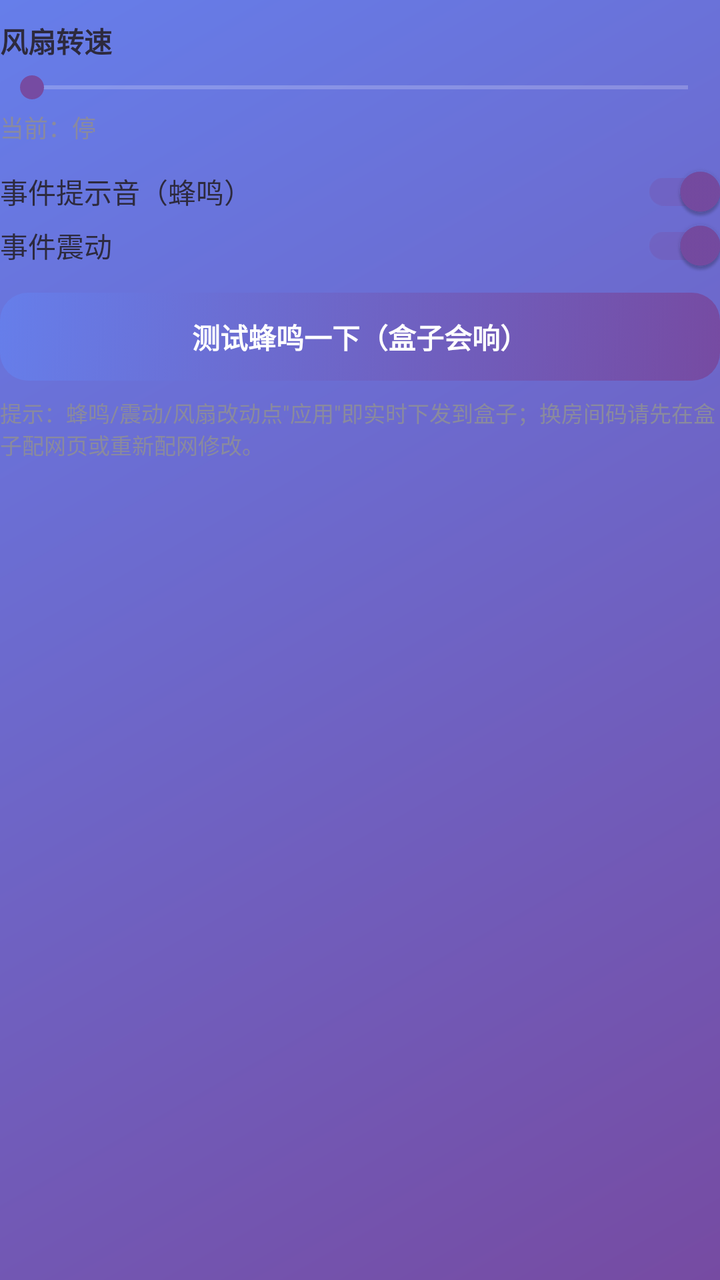
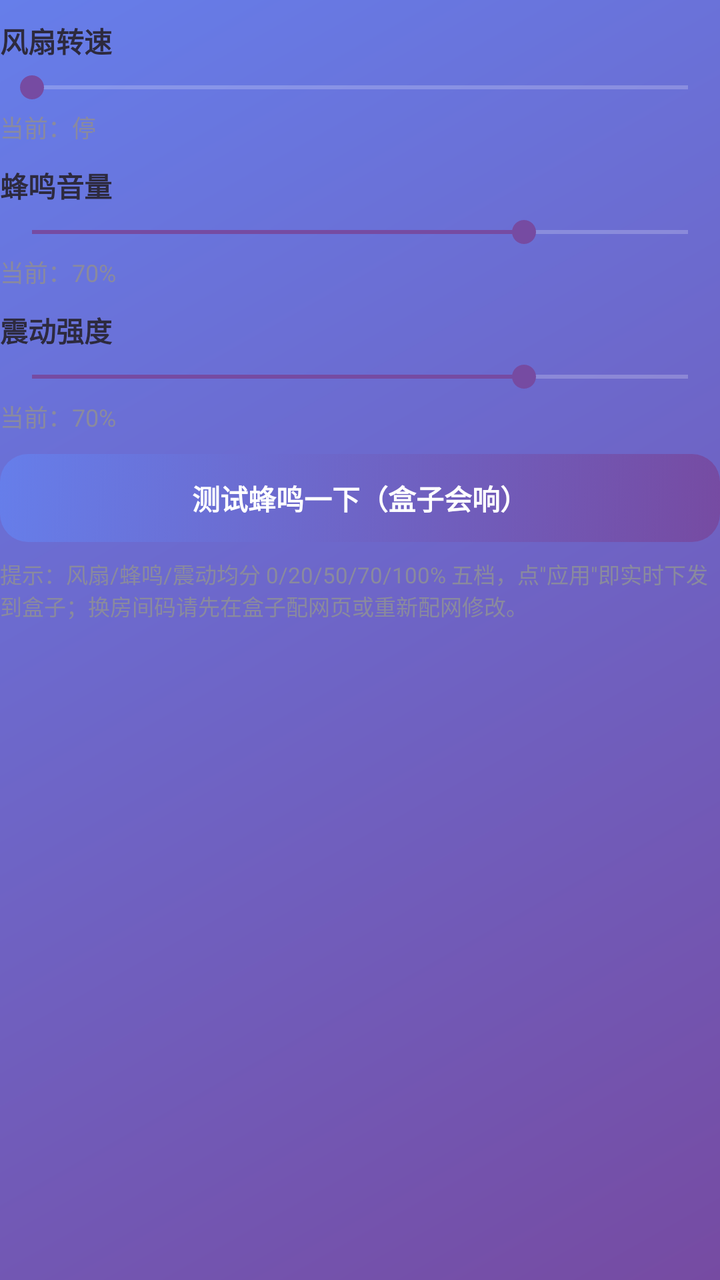

Before-and-after screenshots of an Android layout around one commit, followed by the original layout XML and the change that was made.
<!-- AndroidManifest.xml: application theme Theme.RCViewer -->
<!-- res/layout/dialog_box_settings.xml -->
<?xml version="1.0" encoding="utf-8"?>
<LinearLayout xmlns:android="http://schemas.android.com/apk/res/android"
    android:layout_width="match_parent"
    android:layout_height="wrap_content"
    android:orientation="vertical"
    android:paddingTop="6dp">

    
    <TextView
        android:layout_width="match_parent"
        android:layout_height="wrap_content"
        android:layout_marginTop="4dp"
        android:text="风扇转速"
        android:textColor="@color/ink"
        android:textSize="14sp"
        android:textStyle="bold" />

    <SeekBar
        android:id="@+id/fanSeekBar"
        android:layout_width="match_parent"
        android:layout_height="wrap_content"
        android:layout_marginTop="4dp"
        android:max="4"
        android:progress="0" />

    <TextView
        android:id="@+id/fanValueLabel"
        android:layout_width="match_parent"
        android:layout_height="wrap_content"
        android:layout_marginTop="2dp"
        android:text="当前：停"
        android:textColor="@color/sub"
        android:textSize="12sp" />

    
    <androidx.appcompat.widget.SwitchCompat
        android:id="@+id/buzzSwitch"
        android:layout_width="match_parent"
        android:layout_height="wrap_content"
        android:layout_marginTop="10dp"
        android:checked="true"
        android:text="事件提示音（蜂鸣）"
        android:textColor="@color/ink"
        android:textSize="14sp" />

    <androidx.appcompat.widget.SwitchCompat
        android:id="@+id/vibSwitch"
        android:layout_width="match_parent"
        android:layout_height="wrap_content"
        android:checked="true"
        android:text="事件震动"
        android:textColor="@color/ink"
        android:textSize="14sp" />

    
    <Button
        android:id="@+id/beepBtn"
        android:layout_width="match_parent"
        android:layout_height="44dp"
        android:layout_marginTop="10dp"
        android:background="@drawable/bg_btn_primary"
        android:stateListAnimator="@null"
        android:text="测试蜂鸣一下（盒子会响）"
        android:textColor="#FFFFFF"
        android:textStyle="bold" />

    <TextView
        android:layout_width="match_parent"
        android:layout_height="wrap_content"
        android:layout_marginTop="8dp"
        android:text="提示：蜂鸣/震动/风扇改动点&quot;应用&quot;即实时下发到盒子；换房间码请先在盒子配网页或重新配网修改。"
        android:textColor="@color/sub"
        android:textSize="11sp" />

</LinearLayout>
<!-- resources referenced by this layout -->
<resources>
  <color name="ink">#2d2a3e</color>
  <color name="sub">#8a8a9e</color>
  <!-- drawable bg_btn_primary (drawable) -->
  <?xml version="1.0" encoding="utf-8"?>
  <selector xmlns:android="http://schemas.android.com/apk/res/android">
      <item android:state_pressed="true">
          <shape>
              <gradient android:angle="315"
                  android:startColor="#5568d5" android:endColor="#6a4396" />
              <corners android:radius="14dp" />
          </shape>
      </item>
      <item>
          <shape>
              <gradient android:angle="315"
                  android:startColor="@color/brand_start" android:endColor="@color/brand_end" />
              <corners android:radius="14dp" />
          </shape>
      </item>
  </selector>
  <style name="Theme.RCViewer" parent="Theme.AppCompat.NoActionBar">
          <item name="colorPrimary">@color/brand_start</item>
          <item name="colorPrimaryDark">@color/brand_deep</item>
          <item name="colorAccent">@color/brand_end</item>
          <item name="android:statusBarColor">@color/brand_deep</item>
          <item name="android:windowBackground">@drawable/bg_gradient</item>
          <item name="android:textColorHint">#9a97ad</item>
      </style>
  <color name="brand_start">#667eea</color>
  <color name="brand_end">#764ba2</color>
  <color name="brand_deep">#5a63d6</color>
  <!-- drawable bg_gradient (drawable) -->
  <?xml version="1.0" encoding="utf-8"?>
  <shape xmlns:android="http://schemas.android.com/apk/res/android">
      <gradient
          android:angle="315"
          android:startColor="@color/brand_start"
          android:endColor="@color/brand_end"
          android:type="linear" />
  </shape>
</resources>

<!-- the commit's change to res/layout/dialog_box_settings.xml (unified diff, before → after) -->
@@ -33,24 +33,58 @@
         android:textSize="12sp" />
 
     
-    <androidx.appcompat.widget.SwitchCompat
-        android:id="@+id/buzzSwitch"
+    <TextView
         android:layout_width="match_parent"
         android:layout_height="wrap_content"
         android:layout_marginTop="10dp"
-        android:checked="true"
-        android:text="事件提示音（蜂鸣）"
+        android:text="蜂鸣音量"
         android:textColor="@color/ink"
-        android:textSize="14sp" />
+        android:textSize="14sp"
+        android:textStyle="bold" />
 
-    <androidx.appcompat.widget.SwitchCompat
-        android:id="@+id/vibSwitch"
+    <SeekBar
+        android:id="@+id/buzzSeekBar"
         android:layout_width="match_parent"
         android:layout_height="wrap_content"
-        android:checked="true"
-        android:text="事件震动"
+        android:layout_marginTop="4dp"
+        android:max="4"
+        android:progress="3" />
+
+    <TextView
+        android:id="@+id/buzzValueLabel"
+        android:layout_width="match_parent"
+        android:layout_height="wrap_content"
+        android:layout_marginTop="2dp"
+        android:text="当前：70%"
+        android:textColor="@color/sub"
+        android:textSize="12sp" />
+
+    
+    <TextView
+        android:layout_width="match_parent"
+        android:layout_height="wrap_content"
+        android:layout_marginTop="10dp"
+        android:text="震动强度"
         android:textColor="@color/ink"
-        android:textSize="14sp" />
+        android:textSize="14sp"
+        android:textStyle="bold" />
+
+    <SeekBar
+        android:id="@+id/vibSeekBar"
+        android:layout_width="match_parent"
+        android:layout_height="wrap_content"
+        android:layout_marginTop="4dp"
+        android:max="4"
+        android:progress="3" />
+
+    <TextView
+        android:id="@+id/vibValueLabel"
+        android:layout_width="match_parent"
+        android:layout_height="wrap_content"
+        android:layout_marginTop="2dp"
+        android:text="当前：70%"
+        android:textColor="@color/sub"
+        android:textSize="12sp" />
 
     
     <Button
@@ -68,7 +102,7 @@
         android:layout_width="match_parent"
         android:layout_height="wrap_content"
         android:layout_marginTop="8dp"
-        android:text="提示：蜂鸣/震动/风扇改动点&quot;应用&quot;即实时下发到盒子；换房间码请先在盒子配网页或重新配网修改。"
+        android:text="提示：风扇/蜂鸣/震动均分 0/20/50/70/100% 五档，点&quot;应用&quot;即实时下发到盒子；换房间码请先在盒子配网页或重新配网修改。"
         android:textColor="@color/sub"
         android:textSize="11sp" />
 
